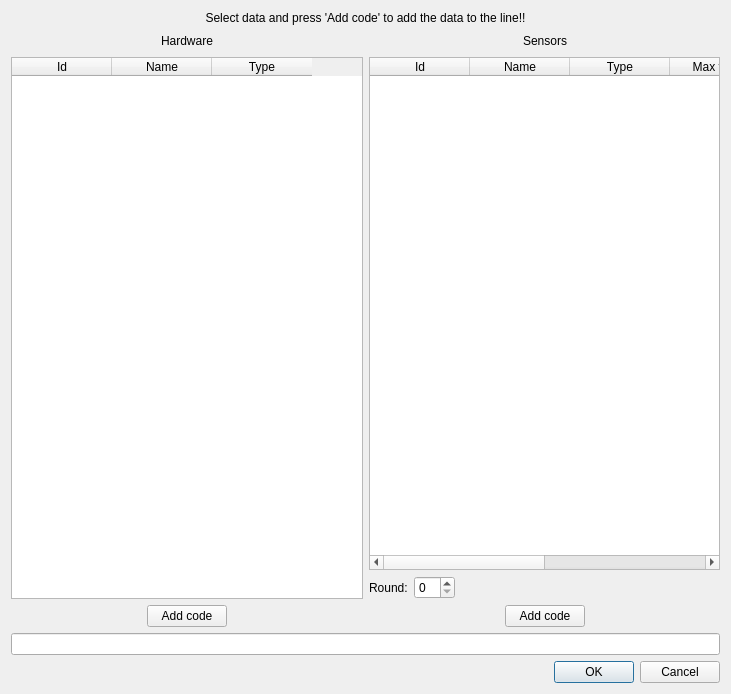
Old version of the form Settings/datawindow.ui in the repository jimmyd-be/Hardware-Monitor-Applet.
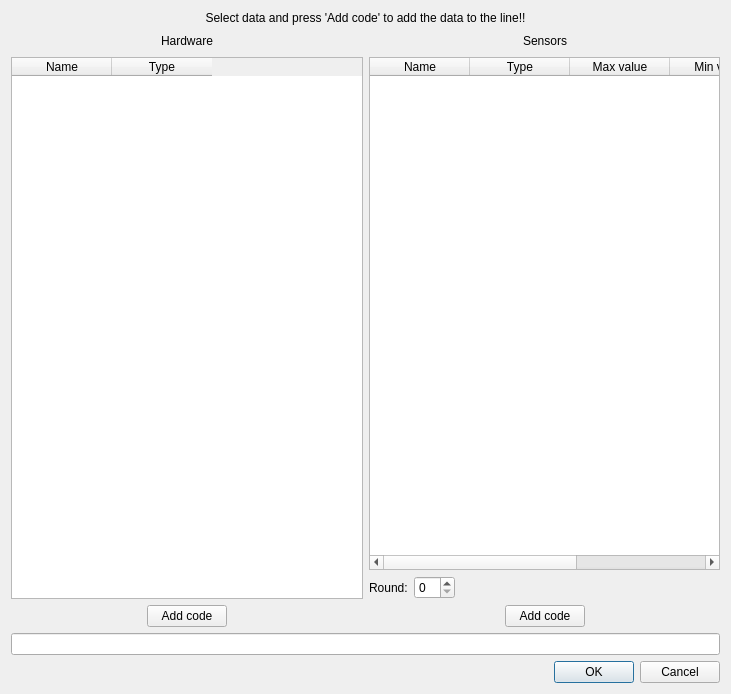
New version of the form.

Commit message: Datawindow now completed

What changed in the file:
```diff
--- a/Settings/datawindow.ui
+++ b/Settings/datawindow.ui
@@ -112,11 +112,6 @@
        <property name="selectionMode">
         <enum>QAbstractItemView::SingleSelection</enum>
        </property>
-       <column>
-        <property name="text">
-         <string>Id</string>
-        </property>
-       </column>
        <column>
         <property name="text">
          <string>Name</string>
@@ -139,11 +134,6 @@
          <property name="selectionMode">
           <enum>QAbstractItemView::SingleSelection</enum>
          </property>
-         <column>
-          <property name="text">
-           <string>Id</string>
-          </property>
-         </column>
          <column>
           <property name="text">
            <string>Name</string>
```
The commit also changes 3 other files.
